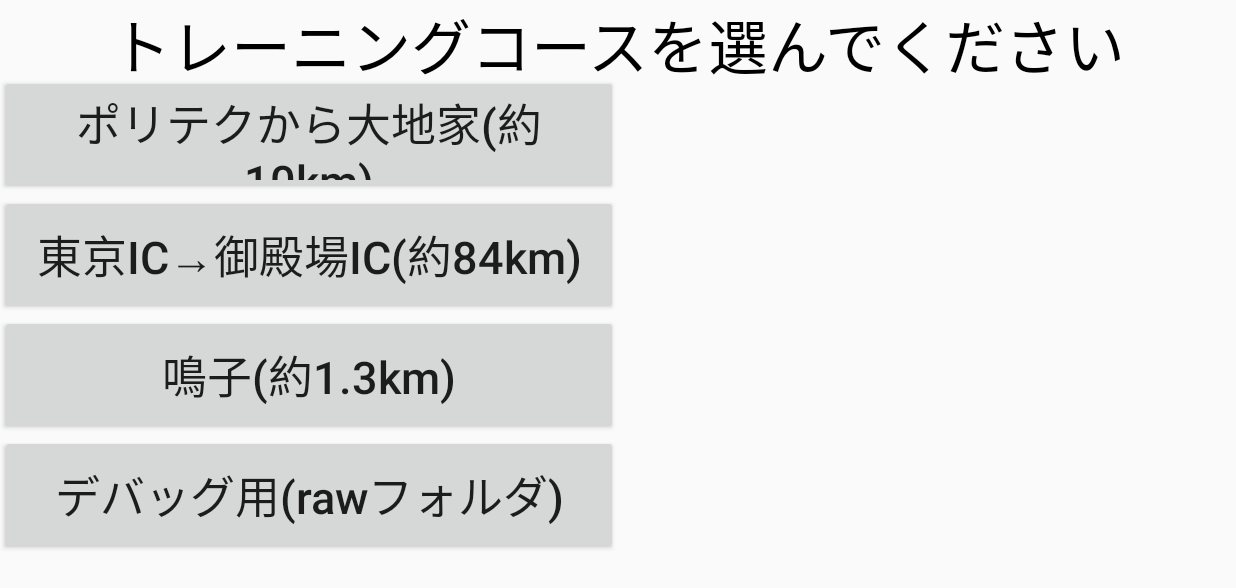
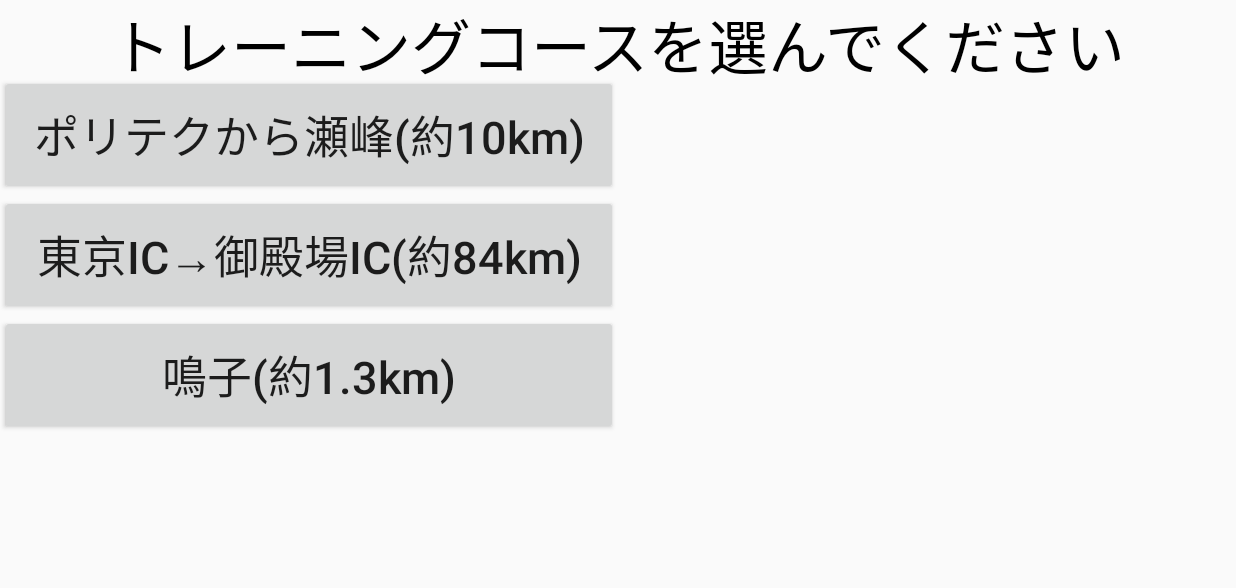
Before and after one commit to sanou123/KenkatsuApp, an Android app: the VideoSelect screen opened directly, with no data from a screen before it, on a phone screen of 824 x 412 dp (held sideways). Shown: the top 588 px of the screen. Run offline under Robolectric (Android 15) with nearby library versions, the phone set to English and light mode, and no system bars.

Commit message:
コース名表記など変更

```diff
--- a/app/src/main/java/com/example/a1521315/test02/USBAccessoryManager.java
+++ b/app/src/main/java/com/example/a1521315/test02/USBAccessoryManager.java
@@ -290,7 +290,7 @@ public class USBAccessoryManager {
         }
 
         else{
-            Toast.makeText(context, "ERROR CODE:1", Toast.LENGTH_LONG).show();
+            Toast.makeText(context, "ペダルを漕いでからタップしてください", Toast.LENGTH_LONG).show();
             return false;
         }
 
--- a/app/src/main/java/com/example/a1521315/test02/VideoSelect.java
+++ b/app/src/main/java/com/example/a1521315/test02/VideoSelect.java
@@ -3,13 +3,17 @@ package com.example.a1521315.test02;
 import android.app.Activity;
 import android.content.Intent;
 import android.content.pm.ActivityInfo;
+import android.content.pm.PackageInfo;
+import android.content.pm.PackageManager;
 import android.os.Bundle;
 import android.support.v7.app.AppCompatActivity;
+import android.util.Log;
 import android.view.KeyEvent;
 import android.view.View;
 import android.view.Window;
 import android.view.WindowManager;
 import android.widget.Button;
+import android.widget.Toast;
 
 /**
  * Created by 1521315 on 2016/07/05.
@@ -63,6 +67,7 @@ public class VideoSelect extends Activity {
                 startActivity(intent);
             }
         });
+
     }
 
     @Override
--- a/app/src/main/res/layout/video_serect.xml
+++ b/app/src/main/res/layout/video_serect.xml
@@ -50,7 +50,7 @@
 
             <Button
                 android:id="@+id/course0"
-                android:text="ポリテクから大地家(約10km)"
+                android:text="ポリテクから瀬峰(約10km)"
                 android:textSize="30sp"
                 android:layout_width="match_parent"
                 android:layout_height="80dp" />
@@ -74,7 +74,8 @@
                 android:text="デバッグ用(rawフォルダ)"
                 android:textSize="30sp"
                 android:layout_width="match_parent"
-                android:layout_height="80dp" />
+                android:layout_height="80dp"
+                android:visibility="invisible"/>
 
             <Button
                 android:id="@+id/course4"
```
Also changed, not shown: app/src/main/java/com/example/a1521315/test02/EndlessRunVideoPlay.java (+10 -4 lines), app/src/main/java/com/example/a1521315/test02/TimeAttackVideoPlay.java (+30 -22 lines), app/src/main/java/com/example/a1521315/test02/VideoPlay.java (+4 -4 lines).
